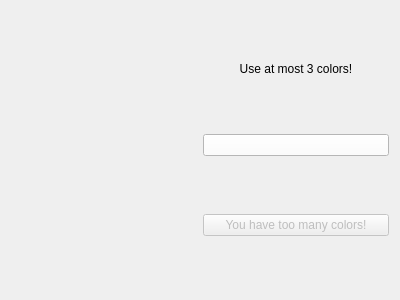
The window that flagcoloringpuzzle.ui (zxjorge/EDApp) describes before a commit, drawn with Qt 5.
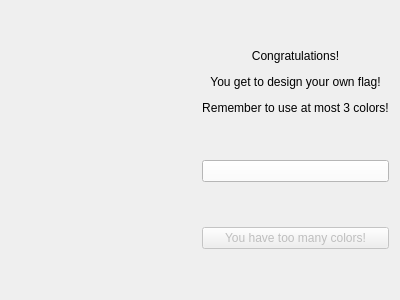
The same window after the commit. Custom widgets are drawn as their Qt base class.

Commit message: Finalizing first lesson

The edit to the form file:
```diff
--- a/flagcoloringpuzzle.ui
+++ b/flagcoloringpuzzle.ui
@@ -34,7 +34,7 @@
         </sizepolicy>
        </property>
        <property name="text">
-        <string>Use at most 3 colors!</string>
+        <string>&lt;html&gt;&lt;head/&gt;&lt;body&gt;&lt;p&gt;Congratulations!&lt;/p&gt;&lt;p&gt;You get to design your own flag!&lt;/p&gt;&lt;p&gt;Remember to use at most 3 colors!&lt;/p&gt;&lt;/body&gt;&lt;/html&gt;</string>
        </property>
        <property name="alignment">
         <set>Qt::AlignCenter</set>
```
The commit also changes 2 other files.
